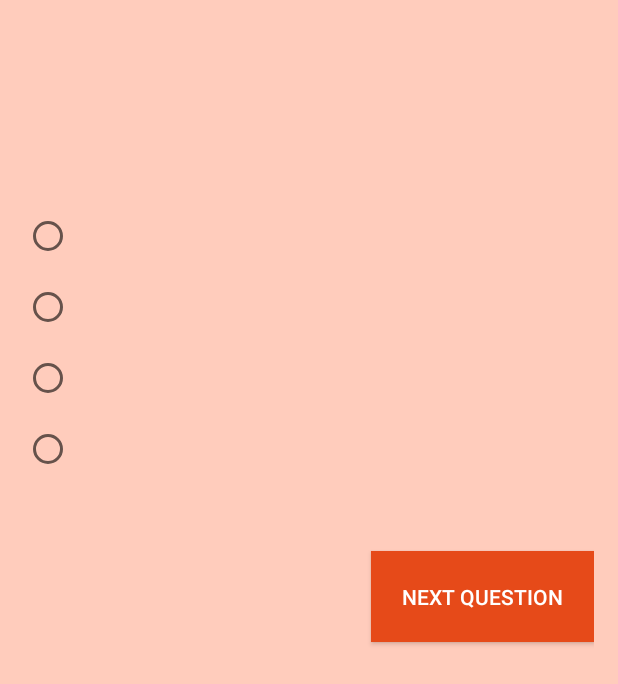
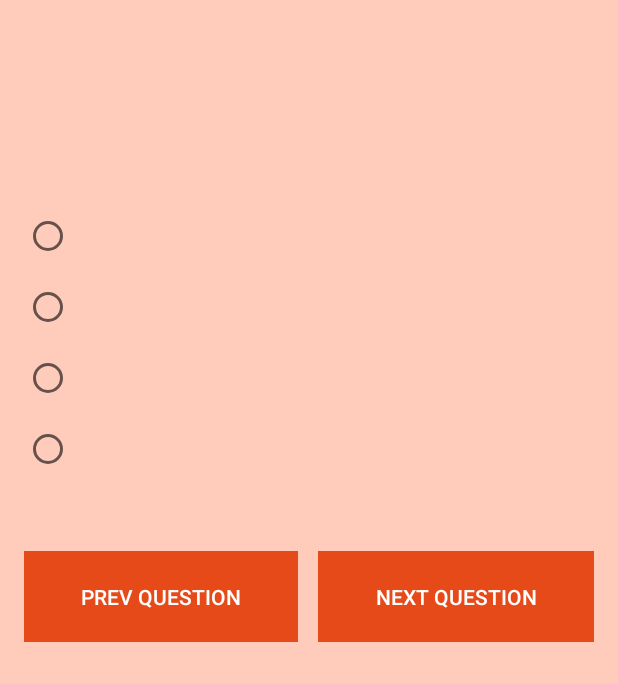
Before and after one commit to Bowen35/MyLifeBalance1.1, an Android app: the layout activity_main_quiz.xml on its own in the app's theme, with its tools: preview values and no code run, on a phone screen of 412 x 824 dp. Shown: the top 684 px of the screen. Run offline under Robolectric (Android 15) with nearby library versions, the phone set to English and light mode, and no system bars.

```diff
--- a/app/src/main/res/layout/activity_main_quiz.xml
+++ b/app/src/main/res/layout/activity_main_quiz.xml
@@ -79,6 +79,25 @@
             android:textColor="@color/colorPrimaryText"/>
 
     </RadioGroup>
+<LinearLayout
+    android:layout_width="match_parent"
+    android:layout_height="wrap_content"
+    android:orientation="horizontal"
+    style="?android:attr/buttonBarStyle">
+
+    <Button
+        android:id="@+id/prev_quiz"
+        android:layout_width="wrap_content"
+        android:layout_height="wrap_content"
+        android:text="@string/prev_button"
+        android:textColor="@color/icons"
+        android:layout_weight="1"
+        android:layout_marginTop="@dimen/_40sdp"
+        android:background="@color/colorPrimaryDark"
+        android:padding="@dimen/_16sdp"
+        android:layout_marginEnd="@dimen/_10sdp"
+        style="?android:attr/buttonBarButtonStyle"
+        android:layout_marginRight="@dimen/_10sdp" />
 
     <Button
         android:id="@+id/next_quiz"
@@ -86,9 +105,14 @@
         android:layout_height="wrap_content"
         android:text="@string/next_button"
         android:textColor="@color/icons"
-        android:layout_gravity="right"
+        android:layout_weight="1"
         android:layout_marginTop="@dimen/_40sdp"
         android:background="@color/colorPrimaryDark"
-        android:padding="@dimen/_16sdp"/>
+        android:padding="@dimen/_16sdp"
+        style="?android:attr/buttonBarButtonStyle"
+         />
+
 
 </LinearLayout>
+
+</LinearLayout>
--- a/app/src/main/res/values/strings.xml
+++ b/app/src/main/res/values/strings.xml
@@ -12,14 +12,16 @@
     <string name="question">What is the highest mountain in the world right now?</string>
     <string name="everest">Mount Everest</string>
     <string name="next_button">NEXT QUESTION</string>
+    <string name="prev_button">PREV QUESTION</string>
     <string name="pass">PASS</string>
     <string name="fail">FAIL</string>
     <string name="quiz_result">Quiz Result</string>
-    <string name="retake_quiz">Retake quiz</string>
+    <string name="retake_quiz">Quiz Home</string>
     <string name="view_result">View result</string>
     <string name="question_num">Question 12</string>
     <string name="your_answer">Your answer</string>
     <string name="correct_answer">Correct answer</string>
     <string name="quiz_result_analysis">Quiz Result Analysis</string>
     <string name="no_quiz_in_category">There is no quiz in this category. Add a new quiz</string>
+    <string name="home_button">Quiz Home</string>
 </resources>
```
Also changed, not shown: app/src/main/java/com/inducesmile/androidmultiquiz/MainQuizActivity.java (+7 -1 lines), app/src/main/java/com/inducesmile/androidmultiquiz/ResultAnalysisActivity.java (+13 -0 lines), app/src/main/res/layout/activity_quiz_result.xml (+10 -9 lines), app/src/main/res/layout/activity_result_analysis.xml (+18 -4 lines).
